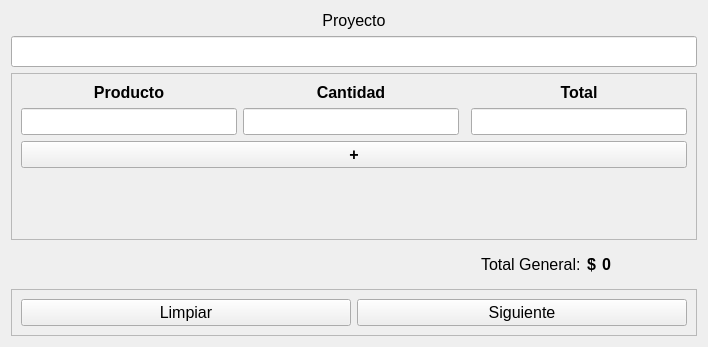
Qt form src/views/ui/NewProject.ui (4l3j0Ok/budget-maker-desktop) before a commit.
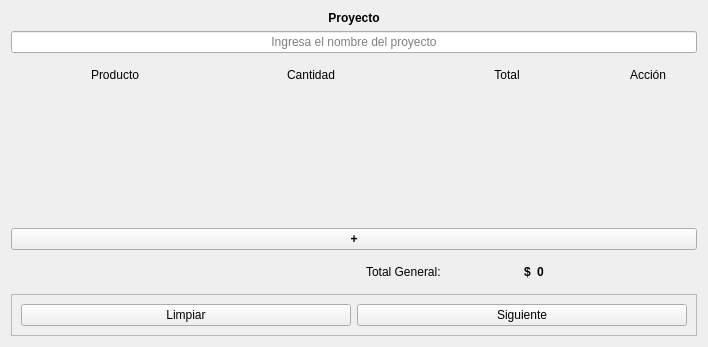
The same form after that commit.

Patch:
```diff
--- a/src/views/ui/NewProject.ui
+++ b/src/views/ui/NewProject.ui
@@ -20,105 +20,92 @@
    <string>Nuevo Proyecto</string>
   </property>
   <layout class="QGridLayout" name="gridLayout">
-   <item row="4" column="0" colspan="3">
+   <item row="6" column="1">
+    <widget class="QFrame" name="frTotal">
+     <property name="font">
+      <font>
+       <pointsize>12</pointsize>
+      </font>
+     </property>
+     <property name="frameShape">
+      <enum>QFrame::Shape::NoFrame</enum>
+     </property>
+     <property name="frameShadow">
+      <enum>QFrame::Shadow::Raised</enum>
+     </property>
+     <property name="lineWidth">
+      <number>3</number>
+     </property>
+     <layout class="QHBoxLayout" name="horizontalLayout_2">
+      <item>
+       <widget class="QLabel" name="lblTotalInfo">
+        <property name="font">
+         <font>
+          <pointsize>9</pointsize>
+         </font>
+        </property>
+        <property name="text">
+         <string>Total General:</string>
+        </property>
+       </widget>
+      </item>
+      <item>
+       <widget class="QLabel" name="lblPrice">
+        <property name="sizePolicy">
+         <sizepolicy hsizetype="Fixed" vsizetype="Fixed">
+          <horstretch>0</horstretch>
+          <verstretch>0</verstretch>
+         </sizepolicy>
+        </property>
+        <property name="font">
+         <font>
+          <pointsize>9</pointsize>
+          <bold>true</bold>
+         </font>
+        </property>
+        <property name="text">
+         <string>$</string>
+        </property>
+       </widget>
+      </item>
+      <item>
+       <widget class="QLabel" name="lblTotal">
+        <property name="font">
+         <font>
+          <pointsize>9</pointsize>
+          <bold>true</bold>
+         </font>
+        </property>
+        <property name="text">
+         <string>0</string>
+        </property>
+       </widget>
+      </item>
+     </layout>
+    </widget>
+   </item>
+   <item row="4" column="0" colspan="2">
     <widget class="QScrollArea" name="scrollArea">
+     <property name="frameShape">
+      <enum>QFrame::Shape::NoFrame</enum>
+     </property>
      <property name="widgetResizable">
       <bool>true</bool>
      </property>
+     <property name="alignment">
+      <set>Qt::AlignmentFlag::AlignLeading|Qt::AlignmentFlag::AlignLeft|Qt::AlignmentFlag::AlignTop</set>
+     </property>
      <widget class="QWidget" name="scrollAreaWidgetContents">
       <property name="geometry">
        <rect>
         <x>0</x>
         <y>0</y>
-        <width>688</width>
-        <height>162</height>
+        <width>690</width>
+        <height>119</height>
        </rect>
       </property>
-      <layout class="QGridLayout" name="layout">
-       <item row="3" column="4">
-        <spacer name="verticalSpacer_3">
-         <property name="orientation">
-          <enum>Qt::Orientation::Vertical</enum>
-         </property>
-         <property name="sizeHint" stdset="0">
-          <size>
-           <width>20</width>
-           <height>40</height>
-          </size>
-         </property>
-        </spacer>
-       </item>
-       <item row="0" column="1">
-        <widget class="QLabel" name="label_3">
-         <property name="font">
-          <font>
-           <pointsize>12</pointsize>
-           <bold>true</bold>
-          </font>
-         </property>
-         <property name="text">
-          <string>Producto</string>
-         </property>
-         <property name="alignment">
-          <set>Qt::AlignmentFlag::AlignCenter</set>
-         </property>
-        </widget>
-       </item>
-       <item row="1" column="4">
-        <widget class="QLineEdit" name="leTotal">
-         <property name="font">
-          <font>
-           <pointsize>12</pointsize>
-          </font>
-         </property>
-         <property name="alignment">
-          <set>Qt::AlignmentFlag::AlignCenter</set>
-         </property>
-        </widget>
-       </item>
-       <item row="0" column="4">
-        <widget class="QLabel" name="label_5">
-         <property name="font">
-          <font>
-           <pointsize>12</pointsize>
-           <bold>true</bold>
-          </font>
-         </property>
-         <property name="text">
-          <string>Total</string>
-         </property>
-         <property name="alignment">
-          <set>Qt::AlignmentFlag::AlignCenter</set>
-         </property>
-        </widget>
-       </item>
-       <item row="3" column="2">
-        <spacer name="verticalSpacer_2">
-         <property name="orientation">
-          <enum>Qt::Orientation::Vertical</enum>
-         </property>
-         <property name="sizeHint" stdset="0">
-          <size>
-           <width>20</width>
-           <height>40</height>
-          </size>
-         </property>
-        </spacer>
-       </item>
-       <item row="2" column="1" colspan="4">
-        <widget class="QPushButton" name="btnAdd">
-         <property name="font">
-          <font>
-           <pointsize>12</pointsize>
-           <bold>true</bold>
-          </font>
-         </property>
-         <property name="text">
-          <string>+</string>
-         </property>
-        </widget>
-       </item>
-       <item row="3" column="1">
+      <layout class="QVBoxLayout" name="verticalLayout">
+       <item>
         <spacer name="verticalSpacer">
          <property name="orientation">
           <enum>Qt::Orientation::Vertical</enum>
@@ -131,87 +118,91 @@
          </property>
         </spacer>
        </item>
-       <item row="1" column="2">
-        <widget class="QLineEdit" name="leAmount">
-         <property name="font">
-          <font>
-           <pointsize>12</pointsize>
-          </font>
-         </property>
-         <property name="alignment">
-          <set>Qt::AlignmentFlag::AlignCenter</set>
-         </property>
-        </widget>
-       </item>
-       <item row="1" column="1">
-        <widget class="QLineEdit" name="leProduct">
-         <property name="baseSize">
-          <size>
-           <width>0</width>
-           <height>0</height>
-          </size>
-         </property>
-         <property name="font">
-          <font>
-           <pointsize>12</pointsize>
-          </font>
-         </property>
-         <property name="styleSheet">
-          <string notr="true"/>
-         </property>
-         <property name="alignment">
-          <set>Qt::AlignmentFlag::AlignCenter</set>
-         </property>
-        </widget>
-       </item>
-       <item row="0" column="2">
-        <widget class="QLabel" name="label_4">
-         <property name="font">
-          <font>
-           <pointsize>12</pointsize>
-           <bold>true</bold>
-          </font>
-         </property>
-         <property name="text">
-          <string>Cantidad</string>
-         </property>
-         <property name="alignment">
-          <set>Qt::AlignmentFlag::AlignCenter</set>
-         </property>
-        </widget>
-       </item>
       </layout>
      </widget>
     </widget>
    </item>
-   <item row="2" column="0" colspan="3">
+   <item row="3" column="0" colspan="2">
+    <widget class="QFrame" name="frColumns">
+     <property name="frameShape">
+      <enum>QFrame::Shape::NoFrame</enum>
+     </property>
+     <property name="frameShadow">
+      <enum>QFrame::Shadow::Raised</enum>
+     </property>
+     <layout class="QHBoxLayout" name="horizontalLayout_3">
+      <item>
+       <widget class="QLabel" name="label">
+        <property name="text">
+         <string>Producto</string>
+        </property>
+        <property name="alignment">
+         <set>Qt::AlignmentFlag::AlignCenter</set>
+        </property>
+       </widget>
+      </item>
+      <item>
+       <widget class="QLabel" name="label_2">
+        <property name="text">
+         <string>Cantidad</string>
+        </property>
+        <property name="alignment">
+         <set>Qt::AlignmentFlag::AlignCenter</set>
+        </property>
+       </widget>
+      </item>
+      <item>
+       <widget class="QLabel" name="label_3">
+        <property name="text">
+         <string>Total</string>
+        </property>
+        <property name="alignment">
+         <set>Qt::AlignmentFlag::AlignCenter</set>
+        </property>
+       </widget>
+      </item>
+      <item>
+       <widget class="QLabel" name="label_4">
+        <property name="sizePolicy">
+         <sizepolicy hsizetype="Fixed" vsizetype="Preferred">
+          <horstretch>0</horstretch>
+          <verstretch>0</verstretch>
+         </sizepolicy>
+        </property>
+        <property name="minimumSize">
+         <size>
+          <width>80</width>
+          <height>0</height>
+         </size>
+        </property>
+        <property name="baseSize">
+         <size>
+          <width>70</width>
+          <height>0</height>
+         </size>
+        </property>
+        <property name="text">
+         <string>Acción</string>
+        </property>
+        <property name="alignment">
+         <set>Qt::AlignmentFlag::AlignCenter</set>
+        </property>
+       </widget>
+      </item>
+     </layout>
+    </widget>
+   </item>
+   <item row="2" column="0" colspan="2">
     <widget class="QLineEdit" name="leProjectName">
-     <property name="font">
-      <font>
-       <pointsize>14</pointsize>
-      </font>
-     </property>
      <property name="alignment">
       <set>Qt::AlignmentFlag::AlignCenter</set>
      </property>
-    </widget>
-   </item>
-   <item row="0" column="0" colspan="3">
-    <widget class="QLabel" name="label">
-     <property name="font">
-      <font>
-       <pointsize>12</pointsize>
-      </font>
+     <property name="placeholderText">
+      <string>Ingresa el nombre del proyecto</string>
      </property>
-     <property name="text">
-      <string>Proyecto</string>
-     </property>
-     <property name="alignment">
-      <set>Qt::AlignmentFlag::AlignCenter</set>
-     </property>
     </widget>
    </item>
-   <item row="10" column="0" colspan="3">
+   <item row="10" column="0" colspan="2">
     <widget class="QFrame" name="frButtons">
      <property name="frameShape">
       <enum>QFrame::Shape::StyledPanel</enum>
@@ -222,11 +213,6 @@
      <layout class="QHBoxLayout" name="horizontalLayout">
       <item>
        <widget class="QPushButton" name="btnClear">
-        <property name="font">
-         <font>
-          <pointsize>12</pointsize>
-         </font>
-        </property>
         <property name="text">
          <string>Limpiar</string>
         </property>
@@ -234,11 +220,6 @@
       </item>
       <item>
        <widget class="QPushButton" name="btnNext">
-        <property name="font">
-         <font>
-          <pointsize>12</pointsize>
-         </font>
-        </property>
         <property name="text">
          <string>Siguiente</string>
         </property>
@@ -247,68 +228,31 @@
      </layout>
     </widget>
    </item>
-   <item row="6" column="2">
-    <widget class="QFrame" name="frame">
+   <item row="5" column="0" colspan="2">
+    <widget class="QPushButton" name="btnAdd">
      <property name="font">
       <font>
-       <pointsize>12</pointsize>
+       <bold>true</bold>
       </font>
      </property>
-     <property name="frameShape">
-      <enum>QFrame::Shape::NoFrame</enum>
+     <property name="text">
+      <string>+</string>
      </property>
-     <property name="frameShadow">
-      <enum>QFrame::Shadow::Raised</enum>
+    </widget>
+   </item>
+   <item row="0" column="0" colspan="2">
+    <widget class="QLabel" name="lblProject">
+     <property name="font">
+      <font>
+       <bold>true</bold>
+      </font>
      </property>
-     <property name="lineWidth">
-      <number>3</number>
+     <property name="text">
+      <string>Proyecto</string>
      </property>
-     <layout class="QHBoxLayout" name="horizontalLayout_2">
-      <item>
-       <widget class="QLabel" name="lblTotalInfo">
-        <property name="font">
-         <font>
-          <pointsize>12</pointsize>
-         </font>
-        </property>
-        <property name="text">
-         <string>Total General:</string>
-        </property>
-       </widget>
-      </item>
-      <item>
-       <widget class="QLabel" name="label_2">
-        <property name="sizePolicy">
-         <sizepolicy hsizetype="Fixed" vsizetype="Fixed">
-          <horstretch>0</horstretch>
-          <verstretch>0</verstretch>
-         </sizepolicy>
-        </property>
-        <property name="font">
-         <font>
-          <pointsize>12</pointsize>
-          <bold>true</bold>
-         </font>
-        </property>
-        <property name="text">
-         <string>$</string>
-        </property>
-       </widget>
-      </item>
-      <item>
-       <widget class="QLabel" name="lblTotal">
-        <property name="font">
-         <font>
-          <pointsize>12</pointsize>
-          <bold>true</bold>
-         </font>
-        </property>
-        <property name="text">
-         <string>0</string>
-        </property>
-       </widget>
-      </item>
-     </layout>
+     <property name="alignment">
+      <set>Qt::AlignmentFlag::AlignCenter</set>
+     </property>
     </widget>
    </item>
   </layout>
```
Left out of the diff: 4 changed lines with no effect on the pictures.
